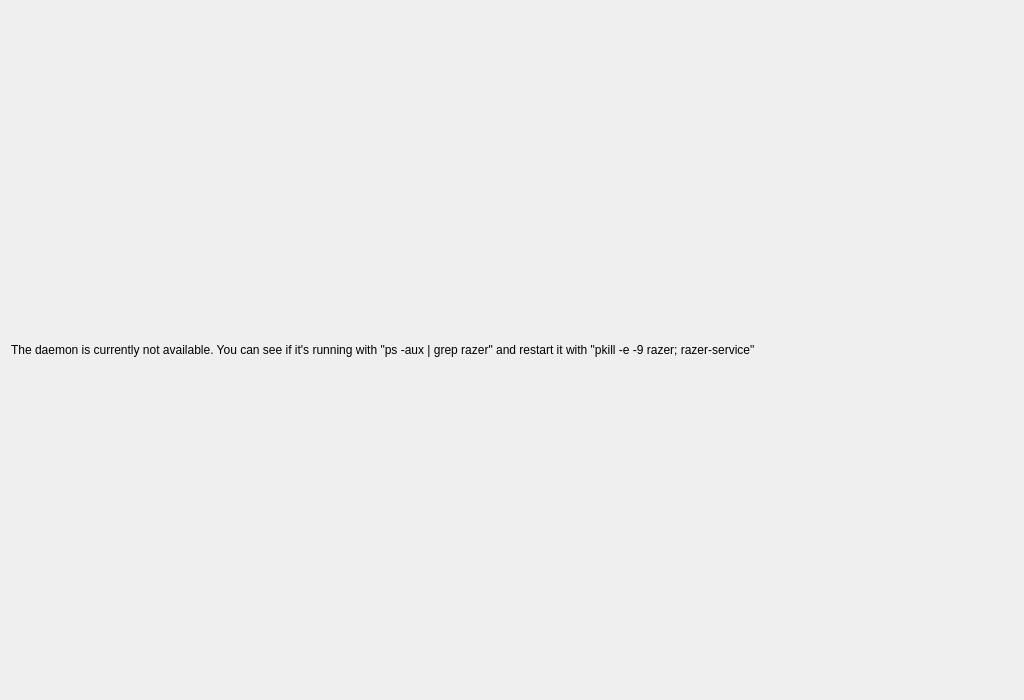
Old version of the form ui/daemon_not_available.ui in the repository z3ntu/RazerGenie.
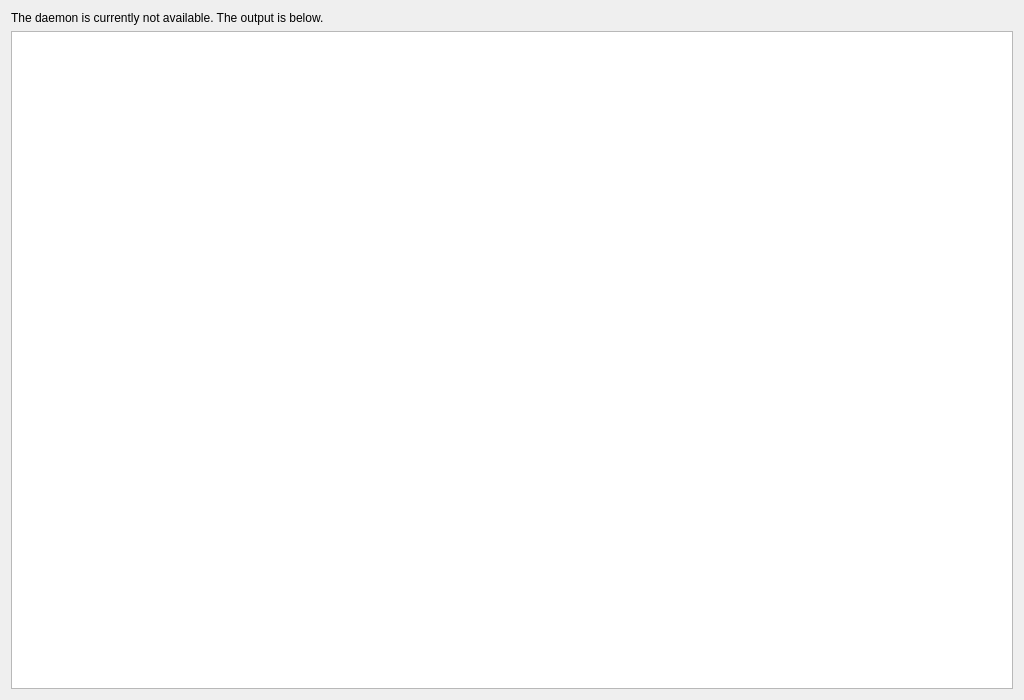
New version of the form.

Commit message: Add daemon status functions to librazer and display error in error ui

The edit to the form file:
```diff
--- a/ui/daemon_not_available.ui
+++ b/ui/daemon_not_available.ui
@@ -21,10 +21,20 @@
    <string>RazerGenie - Daemon not available</string>
   </property>
   <layout class="QGridLayout" name="gridLayout">
-   <item row="0" column="0">
+   <item row="0" column="1">
     <widget class="QLabel" name="label">
      <property name="text">
-      <string>The daemon is currently not available. You can see if it's running with &quot;ps -aux | grep razer&quot; and restart it with &quot;pkill -e -9 razer; razer-service&quot;</string>
+      <string>The daemon is currently not available. The output is below.</string>
+     </property>
+    </widget>
+   </item>
+   <item row="1" column="1">
+    <widget class="QTextEdit" name="textEdit">
+     <property name="enabled">
+      <bool>true</bool>
+     </property>
+     <property name="readOnly">
+      <bool>true</bool>
      </property>
     </widget>
    </item>
```
The commit also changes 4 other files.
